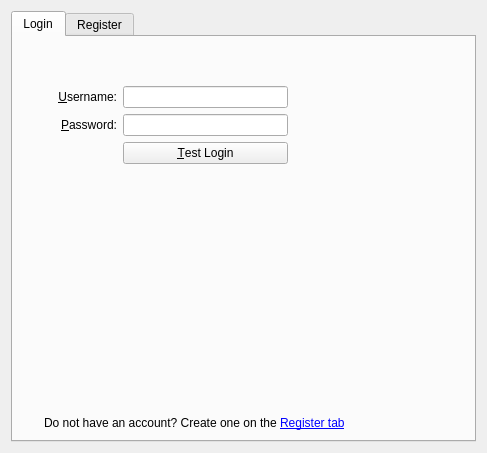
Above: attica/kcm/providerconfigwidget.ui from KDE/kde-runtime before the change. Below: the same form after it.
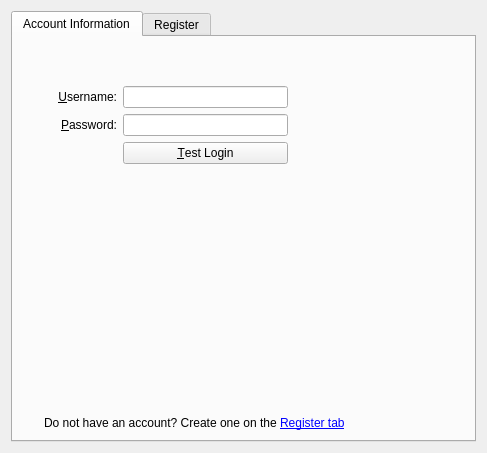
That is the form after the change. Custom widgets are drawn as their Qt base class.

Commit message: better error messages when registering account

The edit to the form file:
```diff
--- a/attica/kcm/providerconfigwidget.ui
+++ b/attica/kcm/providerconfigwidget.ui
@@ -6,7 +6,7 @@
    <rect>
     <x>0</x>
     <y>0</y>
-    <width>463</width>
+    <width>467</width>
     <height>453</height>
    </rect>
   </property>
@@ -18,7 +18,7 @@
      </property>
      <widget class="QWidget" name="loginTab">
       <attribute name="title">
-       <string>Login</string>
+       <string>Account Information</string>
       </attribute>
       <layout class="QGridLayout" name="gridLayout_2">
        <item row="0" column="0">
```
The commit also changes 1 other file.
